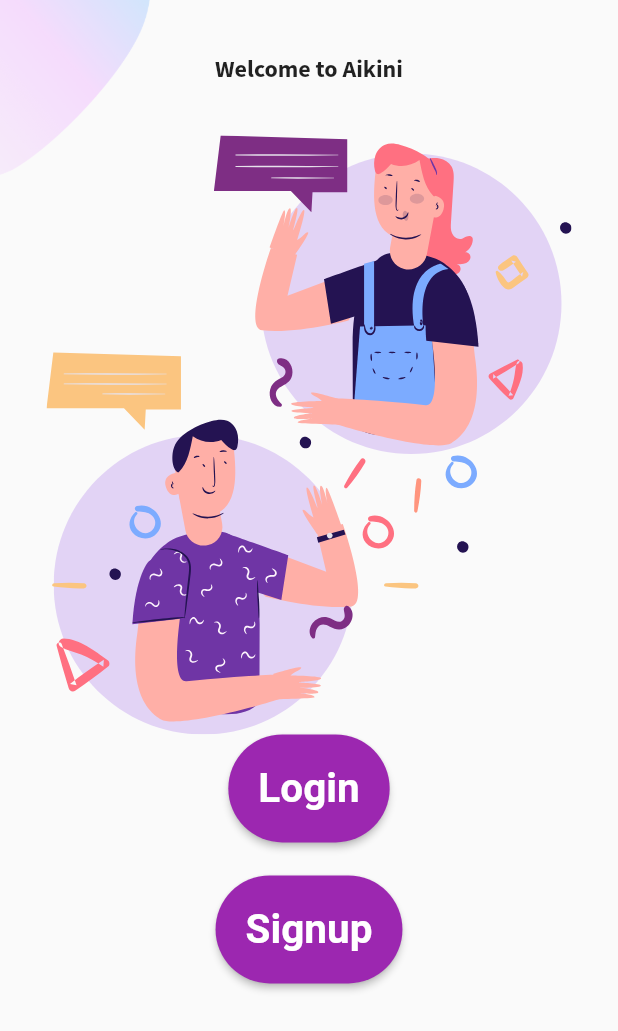
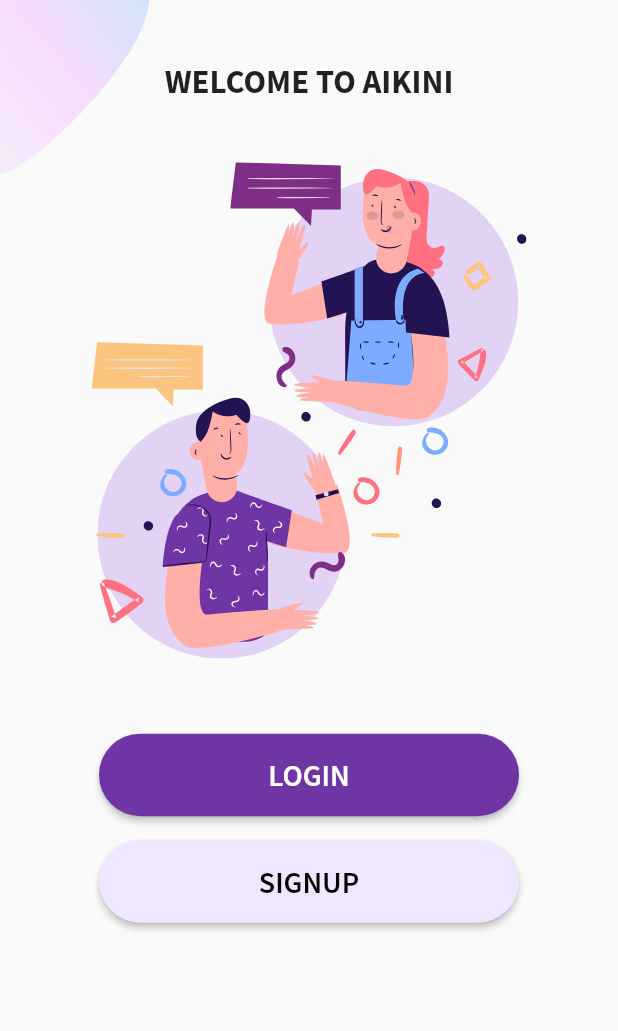
Before and after one commit to unesxavi/Welcome-Login-Signup-Page-Flutter, a Flutter app: the screen it shows after launch, on a phone screen of 412 x 824 dp. Shown: the top 1031 px of the screen. Run offline on Flutter 3.47's test engine with Material 2 defaults, Android fonts, the phone set to English and light mode, and no system bars; our stand-ins replace flutter_svg.

Commit message:
Page Welcome V2

```diff
--- a/lib/pages/welcome.dart
+++ b/lib/pages/welcome.dart
@@ -35,26 +35,30 @@ class Welcome extends StatelessWidget {
                 child: Column(
                   crossAxisAlignment: CrossAxisAlignment.center,
                   children: [
-                    const SizedBox(height: 35),
-                    const Text(
-                      'Welcome to Aikini',
-                      style: TextStyle(
+                    const SizedBox(height: 40),
+                    Text(
+                      'Welcome to Aikini'.toUpperCase(),
+                      style: const TextStyle(
                         fontFamily: 'SourceSansPro',
-                        fontSize: 16,
+                        fontSize: 22,
                         fontWeight: FontWeight.bold,
                       ),
                     ),
-                    const SizedBox(height: 35),
+                    const SizedBox(height: 40),
                     SvgPicture.asset(
                       'assets/icons/chat.svg',
-                      width: 350,
+                      width: 290,
                     ),
-                    ElevatedButton(
+                    const SizedBox(height: 50),
+                    SizedBox(
+                      width: 280,
+                      child: ElevatedButton(
                         onPressed: () {},
                         style: ButtonStyle(
-                        backgroundColor: MaterialStateProperty.all(Colors.purple),
-                        padding:
-                            MaterialStateProperty.all(const EdgeInsets.all(20)),
+                          backgroundColor: MaterialStateProperty.all(
+                              const Color(0xFF6F35A5)),
+                          padding: MaterialStateProperty.all(
+                              const EdgeInsets.all(15)),
                           foregroundColor:
                               MaterialStateProperty.all(Colors.white60),
                           shape: MaterialStateProperty.all(
@@ -63,22 +67,27 @@ class Welcome extends StatelessWidget {
                             ),
                           ),
                         ),
-                      child: const Text(
-                        'Login',
-                        style: TextStyle(
-                          fontSize: 27,
-                          fontWeight: FontWeight.bold,
+                        child: Text(
+                          'Login'.toUpperCase(),
+                          style: const TextStyle(
+                            fontFamily: 'SourceSansPro',
+                            fontSize: 20,
+                            fontWeight: FontWeight.w600,
                             color: Colors.white,
                           ),
                         ),
                       ),
-                    const SizedBox(height: 22),
-                    ElevatedButton(
+                    ),
+                    const SizedBox(height: 16),
+                    SizedBox(
+                      width: 280,
+                      child: ElevatedButton(
                         onPressed: () {},
                         style: ButtonStyle(
-                        backgroundColor: MaterialStateProperty.all(Colors.purple),
-                        padding:
-                            MaterialStateProperty.all(const EdgeInsets.all(20)),
+                          backgroundColor: MaterialStateProperty.all(
+                              const Color(0xFFF1E6FF)),
+                          padding: MaterialStateProperty.all(
+                              const EdgeInsets.all(15)),
                           foregroundColor:
                               MaterialStateProperty.all(Colors.white60),
                           shape: MaterialStateProperty.all(
@@ -87,12 +96,14 @@ class Welcome extends StatelessWidget {
                             ),
                           ),
                         ),
-                      child: const Text(
-                        'Signup',
-                        style: TextStyle(
-                          fontSize: 27,
-                          fontWeight: FontWeight.bold,
-                          color: Colors.white,
+                        child: Text(
+                          'Signup'.toUpperCase(),
+                          style: const TextStyle(
+                            fontFamily: 'SourceSansPro',
+                            fontSize: 20,
+                            fontWeight: FontWeight.w600,
+                            color: Colors.black,
+                          ),
                         ),
                       ),
                     ),
--- a/pubspec.yaml
+++ b/pubspec.yaml
@@ -1,5 +1,5 @@
 name: flutter_auth_page
-description: Responsive Welcome, Login, and Sign up page - Flutter UI.
+description:  A new Flutter project.
 # The following line prevents the package from being accidentally published to
 # pub.dev using `flutter pub publish`. This is preferred for private packages.
 publish_to: 'none' # Remove this line if you wish to publish to pub.dev
```
Lines whose indentation alone changed are shown as unchanged.
